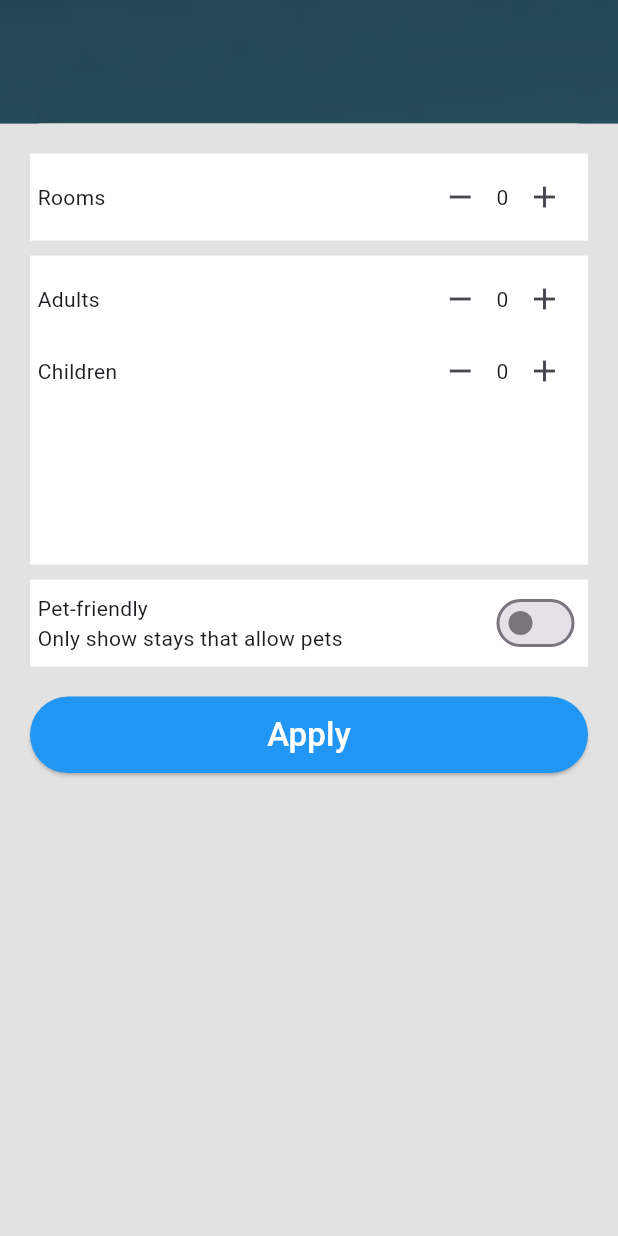
After one commit to themohabgamal/assignment, a Flutter app: the screen it shows after launch, after a tap on an icon or button, on a phone screen of 412 x 824 dp. The commit adds this screen. Run offline on Flutter 3.47's test engine with Material 2 defaults, Android fonts, the phone set to English and light mode, and no system bars.

Commit message:
+done second screen + send counter count to home

```diff
--- a/lib/home/screens/home_screen.dart
+++ b/lib/home/screens/home_screen.dart
@@ -1,9 +1,17 @@
-import 'package:assignment/home/widgets/custom_shape_container.dart';
-import 'package:assignment/home/widgets/date_range_picker.dart';
+// ignore_for_file: public_member_api_docs, sort_constructors_first
 import 'package:flutter/material.dart';
 
+import 'package:assignment/home/widgets/custom_shape_container.dart';
+import 'package:assignment/home/widgets/gradient_containers_with_widgets.dart';
+import 'package:assignment/home/widgets/home_args.dart';
+
 class HomeScreen extends StatelessWidget {
-  const HomeScreen({super.key});
+  static const String routeName = 'home';
+  HomeArgs? args;
+  HomeScreen({
+    Key? key,
+    this.args,
+  }) : super(key: key);
 
   @override
   Widget build(BuildContext context) {
@@ -18,121 +26,23 @@ class HomeScreen extends StatelessWidget {
                     "assets/images/bg.png",
                   ),
                   fit: BoxFit.cover)),
-          child: const Padding(
-            padding: EdgeInsets.all(10),
+          child: Padding(
+            padding: const EdgeInsets.all(10),
             child: Column(
               mainAxisAlignment: MainAxisAlignment.center,
               children: [
-                Align(
+                const Align(
                     alignment: Alignment.bottomLeft,
                     child: CustomShapeContainer()),
-                SizedBox(
+                const SizedBox(
                   height: 5,
                 ),
-                GradientContainerWithWidgets()
+                GradientContainerWithWidgets(
+                  args: args,
+                )
               ],
             ),
           ),
         ));
   }
 }
-
-class GradientContainerWithWidgets extends StatelessWidget {
-  const GradientContainerWithWidgets({super.key});
-
-  @override
-  Widget build(BuildContext context) {
-    return Container(
-      decoration: const BoxDecoration(
-        borderRadius: BorderRadius.all(Radius.circular(12)),
-        gradient: LinearGradient(
-          begin: Alignment.topLeft,
-          end: Alignment.bottomRight,
-          colors: [Colors.blue, Colors.lightBlue],
-        ),
-      ),
-      padding: const EdgeInsets.all(16.0),
-      child: Column(
-        mainAxisAlignment: MainAxisAlignment.center,
-        crossAxisAlignment: CrossAxisAlignment.stretch,
-        children: [
-          SizedBox(
-            width: 200,
-            child: TextFormField(
-              decoration: InputDecoration(
-                border: OutlineInputBorder(
-                    borderRadius: BorderRadius.circular(15.0),
-                    borderSide: BorderSide.none,
-                    gapPadding: 12),
-                hintText: 'Select city',
-                contentPadding: const EdgeInsets.symmetric(
-                    vertical: 10.0, horizontal: 10.0),
-                hintStyle: const TextStyle(
-                  color: Colors.blue,
-                ),
-                filled: true,
-                fillColor: Colors.white,
-              ),
-            ),
-          ),
-          const SizedBox(height: 16.0),
-          Container(
-            decoration: BoxDecoration(
-              color: Colors.white,
-              borderRadius: BorderRadius.circular(12.0),
-            ),
-            child: const DateRangePicker(),
-          ),
-          const SizedBox(height: 16.0),
-          DropdownButtonFormField<String>(
-            decoration: const InputDecoration(
-                hintText: 'Select Nationality',
-                filled: true,
-                fillColor: Colors.white,
-                border: OutlineInputBorder(
-                    borderSide: BorderSide.none,
-                    borderRadius: BorderRadius.all(Radius.circular(15)))),
-            value: null,
-            items: ['Egyptian', 'Italian', 'Palastenian'].map((String value) {
-              return DropdownMenuItem<String>(
-                value: value,
-                child: Text(value),
-              );
-            }).toList(),
-            onChanged: (String? newValue) {
-              // Do something with the new value
-            },
-          ),
-          const SizedBox(
-            height: 10,
-          ),
-          Container(
-            padding: const EdgeInsets.all(10),
-            width: 200.0,
-            height: 50.0,
-            decoration: BoxDecoration(
-              color: Colors.white,
-              borderRadius:
-                  BorderRadius.circular(12.0), // Adjust the radius as needed
-            ),
-            child: const Center(
-                child: Row(
-              mainAxisAlignment: MainAxisAlignment.spaceBetween,
-              children: [
-                Text("1 Room, 2 Adult, 0 Children"),
-                Icon(Icons.arrow_drop_down)
-              ],
-            )),
-          ),
-          const SizedBox(height: 16.0),
-          ElevatedButton(
-            onPressed: () {
-              // Handle button press
-            },
-            child: const Text('Submit'),
-          ),
-        ],
-      ),
-    );
-  }
-}
--- /dev/null
+++ b/lib/home/screens/rooms_and_guests_screen.dart
@@ -0,0 +1,207 @@
+import 'package:assignment/home/screens/home_screen.dart';
+import 'package:assignment/home/widgets/home_args.dart';
+import 'package:flutter/material.dart';
+
+class RoomsAndGuestsScreen extends StatefulWidget {
+  static const String routeName = 'rooms';
+
+  const RoomsAndGuestsScreen({super.key});
+
+  @override
+  State<RoomsAndGuestsScreen> createState() => _RoomsAndGuestsScreenState();
+}
+
+class _RoomsAndGuestsScreenState extends State<RoomsAndGuestsScreen> {
+  bool toggle = false;
+  int rooms = 0;
+  int adults = 0;
+  int children = 0;
+  List<String> chlidrens = [];
+  @override
+  Widget build(BuildContext context) {
+    return Container(
+      height: MediaQuery.of(context).size.height * 0.9,
+      color: const Color.fromARGB(255, 226, 226, 226),
+      padding: const EdgeInsets.all(20.0),
+      child: Column(
+        children: [
+          // First Container
+          Container(
+            padding: const EdgeInsets.all(5),
+            color: Colors.white,
+            child: Row(
+              mainAxisAlignment: MainAxisAlignment.spaceBetween,
+              children: [
+                const Text('Rooms'),
+                Row(
+                  children: [
+                    IconButton(
+                      icon: const Icon(Icons.remove),
+                      onPressed: () {
+                        setState(() {
+                          if (rooms > 0) {
+                            rooms--;
+                          }
+                        });
+                      },
+                    ),
+                    Text('$rooms'),
+                    IconButton(
+                      icon: const Icon(Icons.add),
+                      onPressed: () {
+                        setState(() {
+                          rooms++;
+                        });
+                      },
+                    ),
+                  ],
+                )
+              ],
+            ),
+          ),
+
+          const SizedBox(
+            height: 10,
+          ),
+          Container(
+            padding: const EdgeInsets.all(5),
+            color: Colors.white,
+            child: Column(
+              children: [
+                Row(
+                  mainAxisAlignment: MainAxisAlignment.spaceBetween,
+                  children: [
+                    const Text('Adults'),
+                    Row(
+                      children: [
+                        IconButton(
+                          icon: const Icon(Icons.remove),
+                          onPressed: () {
+                            setState(() {
+                              if (adults > 0) {
+                                adults--;
+                              }
+                            });
+                          },
+                        ),
+                        Text('$adults'),
+                        IconButton(
+                          icon: const Icon(Icons.add),
+                          onPressed: () {
+                            setState(() {
+                              adults++;
+                            });
+                          },
+                        ),
+                      ],
+                    )
+                  ],
+                ),
+                Row(
+                  mainAxisAlignment: MainAxisAlignment.spaceBetween,
+                  children: [
+                    const Text('Children'),
+                    Row(
+                      children: [
+                        IconButton(
+                          icon: const Icon(Icons.remove),
+                          onPressed: () {
+                            setState(() {
+                              if (children > 0) {
+                                children--;
+                              }
+                            });
+                          },
+                        ),
+                        Text('$children'),
+                        IconButton(
+                          icon: const Icon(Icons.add),
+                          onPressed: () {
+                            setState(() {
+                              children++;
+                              chlidrens.add("$children");
+                            });
+                          },
+                        ),
+                      ],
+                    )
+                  ],
+                ),
+                SizedBox(
+                  width: 200,
+                  height: 100,
+                  child: ListView.builder(
+                    shrinkWrap: true,
+                    itemCount: chlidrens.length,
+                    itemBuilder: (context, index) {
+                      return Row(
+                        mainAxisAlignment: MainAxisAlignment.spaceBetween,
+                        children: [
+                          Text("Age of child ${index + 1}"),
+                          const Text("14 years"),
+                        ],
+                      );
+                    },
+                  ),
+                ), // Age text dependent on count
+              ],
+            ),
+          ),
+
+          const SizedBox(
+            height: 10,
+          ),
+          Container(
+            padding: const EdgeInsets.all(5),
+            color: Colors.white,
+            child: Row(
+              mainAxisAlignment: MainAxisAlignment.spaceBetween,
+              children: [
+                const Column(
+                  crossAxisAlignment: CrossAxisAlignment.start,
+                  children: [
+                    Text('Pet-friendly'),
+                    Text('Only show stays that allow pets'),
+                  ],
+                ),
+                Switch(
+                  value: toggle, // Initial value of the toggle switch
+                  onChanged: (bool value) {
+                    setState(() {
+                      toggle = !toggle;
+                    });
+                  },
+                ),
+              ],
+            ),
+          ),
+
+          // Apply Button
+          Container(
+            width: double.infinity,
+            margin: const EdgeInsets.only(top: 20.0),
+            child: ElevatedButton(
+              style: ButtonStyle(
+                  padding: MaterialStateProperty.all(const EdgeInsets.all(10)),
+                  backgroundColor: MaterialStateProperty.all(Colors.blue)),
+              onPressed: () {
+                Navigator.push(
+                  context,
+                  MaterialPageRoute(
+                    builder: (context) => HomeScreen(
+                        args: HomeArgs(
+                            rooms: rooms, adults: adults, children: children)),
+                  ),
+                );
+              },
+              child: const Text(
+                'Apply',
+                style: TextStyle(color: Colors.white, fontSize: 22),
+              ),
+            ),
+          ),
+        ],
+      ),
+    );
+  }
+}
--- /dev/null
+++ b/lib/home/widgets/gradient_containers_with_widgets.dart
@@ -0,0 +1,122 @@
+// ignore_for_file: public_member_api_docs, sort_constructors_first
+import 'package:flutter/material.dart';
+
+import 'package:assignment/home/screens/rooms_and_guests_screen.dart';
+import 'package:assignment/home/widgets/date_range_picker.dart';
+import 'package:assignment/home/widgets/home_args.dart';
+
+class GradientContainerWithWidgets extends StatelessWidget {
+  HomeArgs? args;
+  GradientContainerWithWidgets({
+    Key? key,
+    this.args,
+  }) : super(key: key);
+
+  @override
+  Widget build(BuildContext context) {
+    return Container(
+      decoration: const BoxDecoration(
+        borderRadius: BorderRadius.all(Radius.circular(12)),
+        gradient: LinearGradient(
+          begin: Alignment.topLeft,
+          end: Alignment.bottomRight,
+          colors: [Colors.blue, Colors.lightBlue],
+        ),
+      ),
+      padding: const EdgeInsets.all(16.0),
+      child: Column(
+        mainAxisAlignment: MainAxisAlignment.center,
+        crossAxisAlignment: CrossAxisAlignment.stretch,
+        children: [
+          SizedBox(
+            width: 200,
+            child: TextFormField(
+              decoration: InputDecoration(
+                border: OutlineInputBorder(
+                    borderRadius: BorderRadius.circular(15.0),
+                    borderSide: BorderSide.none,
+                    gapPadding: 12),
+                hintText: 'Select city',
+                contentPadding: const EdgeInsets.symmetric(
+                    vertical: 10.0, horizontal: 10.0),
+                hintStyle: const TextStyle(
+                  color: Colors.blue,
+                ),
+                filled: true,
+                fillColor: Colors.white,
+              ),
+            ),
+          ),
+          const SizedBox(height: 16.0),
+          Container(
+            decoration: BoxDecoration(
+              color: Colors.white,
+              borderRadius: BorderRadius.circular(12.0),
+            ),
+            child: const DateRangePicker(),
+          ),
+          const SizedBox(height: 16.0),
+          DropdownButtonFormField<String>(
+            decoration: const InputDecoration(
+                hintText: 'Select Nationality',
+                filled: true,
+                fillColor: Colors.white,
+                border: OutlineInputBorder(
+                    borderSide: BorderSide.none,
+                    borderRadius: BorderRadius.all(Radius.circular(15)))),
+            value: null,
+            items: ['Egyptian', 'Italian', 'Palastenian'].map((String value) {
+              return DropdownMenuItem<String>(
+                value: value,
+                child: Text(value),
+              );
+            }).toList(),
+            onChanged: (String? newValue) {
+              // Do something with the new value
+            },
+          ),
+          const SizedBox(
+            height: 10,
+          ),
+          InkWell(
+            onTap: () {
+              showModalBottomSheet(
+                isScrollControlled: true,
+                context: context,
+                builder: (context) {
+                  return const RoomsAndGuestsScreen();
+                },
+              );
+            },
+            child: Container(
+              padding: const EdgeInsets.all(10),
+              width: 200.0,
+              height: 50.0,
+              decoration: BoxDecoration(
+                color: Colors.white,
+                borderRadius:
+                    BorderRadius.circular(12.0), // Adjust the radius as needed
+              ),
+              child: Center(
+                  child: Row(
+                mainAxisAlignment: MainAxisAlignment.spaceBetween,
+                children: [
+                  Text(
+                      "${args?.rooms ?? 0} Room, ${args?.adults ?? 0} Adult, ${args?.children ?? 0} Children"),
+                  const Icon(Icons.arrow_drop_down)
+                ],
+              )),
+            ),
+          ),
+          const SizedBox(height: 16.0),
+          ElevatedButton(
+            onPressed: () {
+              // Handle button press
+            },
+            child: const Text('Submit'),
+          ),
+        ],
+      ),
+    );
+  }
+}
--- /dev/null
+++ b/lib/home/widgets/home_args.dart
@@ -0,0 +1,11 @@
+// ignore_for_file: public_member_api_docs, sort_constructors_first
+class HomeArgs {
+  int? rooms;
+  int? adults;
+  int? children;
+  HomeArgs({
+    this.rooms,
+    this.adults,
+    this.children,
+  });
+}
--- a/lib/main.dart
+++ b/lib/main.dart
@@ -1,4 +1,5 @@
 import 'package:assignment/home/screens/home_screen.dart';
+import 'package:assignment/home/screens/rooms_and_guests_screen.dart';
 import 'package:flutter/material.dart';
 
 void main() {
@@ -17,6 +18,11 @@ class MyApp extends StatelessWidget {
         theme: ThemeData(
           useMaterial3: true,
         ),
-        home: const HomeScreen());
+        routes: {
+          HomeScreen.routeName: (context) => HomeScreen(),
+          RoomsAndGuestsScreen.routeName: (context) =>
+              const RoomsAndGuestsScreen()
+        },
+        initialRoute: HomeScreen.routeName);
   }
 }
```
Also changed, not shown: lib/home/widgets/counter_widget.dart (added, +39 -0 lines).
